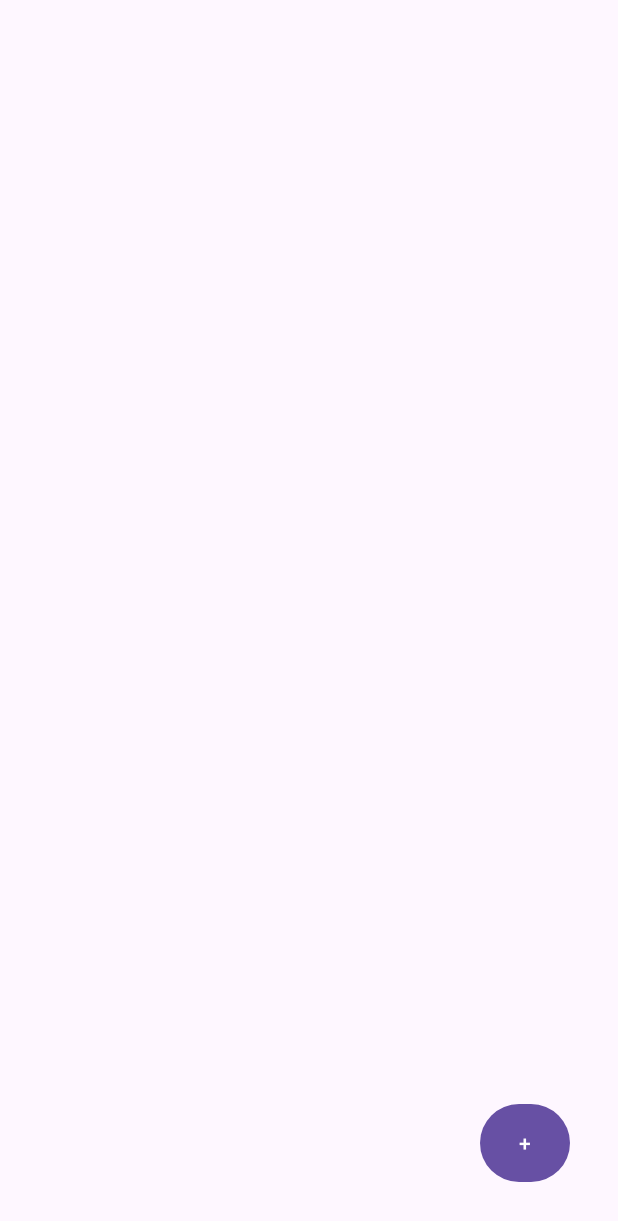
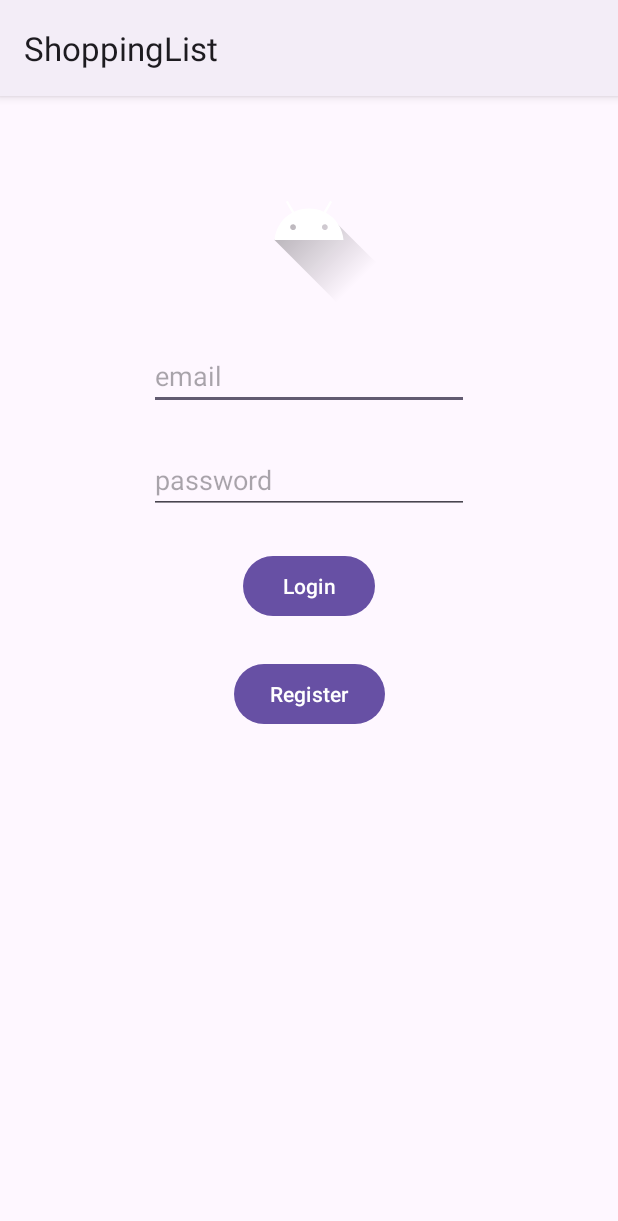
Before and after one commit to lgleto/CMII2324, an Android app: the screen it shows after launch (MainActivity before the commit, LoginActivity after it), on a phone screen of 412 x 824 dp. Shown: the top 1221 px of the screen. Run offline under Robolectric (Android 15) with nearby library versions, the phone set to English and light mode, and no system bars; our stand-ins replace Firebase (no records; nobody signed in at launch, a user with empty details on screens opened directly).

Commit message:
ShoppingList login

```diff
--- a/ShoppinList/app/build.gradle.kts
+++ b/ShoppinList/app/build.gradle.kts
@@ -55,5 +55,6 @@ dependencies {
     implementation(platform("com.google.firebase:firebase-bom:32.5.0"))
     implementation("com.google.firebase:firebase-analytics")
     implementation("com.google.firebase:firebase-firestore")
+    implementation("com.google.firebase:firebase-auth")
 
 }
--- /dev/null
+++ b/ShoppinList/app/src/main/java/ipca/utility/shoppinglist/LoginActivity.kt
@@ -0,0 +1,51 @@
+package ipca.utility.shoppinglist
+
+import android.content.Intent
+import androidx.appcompat.app.AppCompatActivity
+import android.os.Bundle
+import android.util.Log
+import android.widget.Toast
+import com.google.firebase.auth.FirebaseAuth
+import com.google.firebase.auth.ktx.auth
+import com.google.firebase.ktx.Firebase
+import ipca.utility.shoppinglist.databinding.ActivityLoginBinding
+import ipca.utility.shoppinglist.databinding.ActivityShoppongListDetailBinding
+
+class LoginActivity : AppCompatActivity() {
+    private lateinit var binding: ActivityLoginBinding
+    private lateinit var auth: FirebaseAuth
+    override fun onCreate(savedInstanceState: Bundle?) {
+        super.onCreate(savedInstanceState)
+        binding = ActivityLoginBinding.inflate(layoutInflater)
+        setContentView(binding.root)
+
+        auth = Firebase.auth
+
+        binding.buttonLogin.setOnClickListener {
+
+            val email = binding.editTextEmail.text.toString()
+            val password = binding.editTextPassword.text.toString()
+
+            auth.signInWithEmailAndPassword(email, password)
+                .addOnCompleteListener(this) { task ->
+                    if (task.isSuccessful) {
+                        // Sign in success, update UI with the signed-in user's information
+                        Log.d(TAG, "signInWithEmail:success")
+                        val user = auth.currentUser
+                        val intent = Intent(this@LoginActivity, MainActivity::class.java)
+                        startActivity(intent)
+                    } else {
+                        // If sign in fails, display a message to the user.
+                        Log.w(TAG, "signInWithEmail:failure", task.exception)
+                        Toast.makeText(
+                            baseContext,
+                            "Authentication failed.",
+                            Toast.LENGTH_SHORT,
+                        ).show()
+
+                    }
+                }
+        }
+
+    }
+}
--- a/ShoppinList/app/src/main/java/ipca/utility/shoppinglist/MainActivity.kt
+++ b/ShoppinList/app/src/main/java/ipca/utility/shoppinglist/MainActivity.kt
@@ -1,21 +1,15 @@
 package ipca.utility.shoppinglist
 
-import android.app.Activity
 import android.content.Intent
 import androidx.appcompat.app.AppCompatActivity
 import android.os.Bundle
-import android.util.Log
 import android.view.View
 import android.view.ViewGroup
 import android.widget.BaseAdapter
-import androidx.activity.result.contract.ActivityResultContracts
-import androidx.lifecycle.lifecycleScope
 import com.google.firebase.firestore.ktx.firestore
 import com.google.firebase.ktx.Firebase
 import ipca.utility.shoppinglist.databinding.ActivityMainBinding
 import ipca.utility.shoppinglist.databinding.RowListBinding
-import ipca.utility.shoppinglist.databinding.RowProductBinding
-import ipca.utility.shoppinglist.model.Product
 import ipca.utility.shoppinglist.model.ShoppingList
 
 
@@ -33,8 +27,8 @@ class MainActivity : AppCompatActivity() {
         setContentView(binding.root)
         binding.listViewProducts.adapter = adpapter
 
-        binding.buttonAddProduct.setOnClickListener {
-            val intent = Intent(this, ProductDetailActivity::class.java)
+        binding.buttonAddList.setOnClickListener {
+            val intent = Intent(this, ShoppingListDetailActivity::class.java)
             startActivity(intent)
         }
 
--- a/ShoppinList/app/src/main/java/ipca/utility/shoppinglist/ProductActivity.kt
+++ b/ShoppinList/app/src/main/java/ipca/utility/shoppinglist/ProductActivity.kt
@@ -39,13 +39,15 @@ class ProductActivity : AppCompatActivity() {
             }
         }
     }
+
+
     override fun onCreate(savedInstanceState: Bundle?) {
         super.onCreate(savedInstanceState)
         binding = ActivityMainBinding.inflate(layoutInflater)
         setContentView(binding.root)
         binding.listViewProducts.adapter = adpapter
 
-        binding.buttonAddProduct.setOnClickListener {
+        binding.buttonAddList.setOnClickListener {
             val intent = Intent(this, ProductDetailActivity::class.java)
             resultLauncher.launch(intent)
         }
@@ -61,6 +63,8 @@ class ProductActivity : AppCompatActivity() {
             .addOnFailureListener { exception ->
                 Log.w(TAG, "Error getting documents.", exception)
             }
+
+
     }
 
     inner class ProductAdapter : BaseAdapter() {
--- a/ShoppinList/app/src/main/java/ipca/utility/shoppinglist/ProductDetailActivity.kt
+++ b/ShoppinList/app/src/main/java/ipca/utility/shoppinglist/ProductDetailActivity.kt
@@ -18,6 +18,7 @@ class ProductDetailActivity : AppCompatActivity() {
         }
 
     var position : Int = -1
+
     override fun onCreate(savedInstanceState: Bundle?) {
         super.onCreate(savedInstanceState)
         binding = ActivityProductDetailBinding.inflate(layoutInflater)
@@ -45,6 +46,7 @@ class ProductDetailActivity : AppCompatActivity() {
             setResult(RESULT_OK, intent)
             finish()
         }
+
     }
 
     companion object{
--- /dev/null
+++ b/ShoppinList/app/src/main/res/layout/activity_login.xml
@@ -0,0 +1,62 @@
+<?xml version="1.0" encoding="utf-8"?>
+<androidx.constraintlayout.widget.ConstraintLayout xmlns:android="http://schemas.android.com/apk/res/android"
+    xmlns:app="http://schemas.android.com/apk/res-auto"
+    xmlns:tools="http://schemas.android.com/tools"
+    android:layout_width="match_parent"
+    android:layout_height="match_parent"
+    tools:context=".LoginActivity">
+
+    <ImageView
+        android:id="@+id/imageView"
+        android:layout_width="wrap_content"
+        android:layout_height="wrap_content"
+        android:layout_marginTop="32dp"
+        app:layout_constraintEnd_toEndOf="parent"
+        app:layout_constraintStart_toStartOf="parent"
+        app:layout_constraintTop_toTopOf="parent"
+        app:srcCompat="@drawable/ic_launcher_foreground" />
+
+    <EditText
+        android:id="@+id/editTextEmail"
+        android:layout_width="wrap_content"
+        android:layout_height="wrap_content"
+        android:layout_marginTop="24dp"
+        android:ems="10"
+        android:hint="email"
+        android:inputType="text"
+        app:layout_constraintEnd_toEndOf="parent"
+        app:layout_constraintStart_toStartOf="parent"
+        app:layout_constraintTop_toBottomOf="@+id/imageView" />
+
+    <EditText
+        android:id="@+id/editTextPassword"
+        android:layout_width="wrap_content"
+        android:layout_height="wrap_content"
+        android:layout_marginTop="24dp"
+        android:ems="10"
+        android:hint="password"
+        android:inputType="textPassword"
+        app:layout_constraintEnd_toEndOf="parent"
+        app:layout_constraintStart_toStartOf="parent"
+        app:layout_constraintTop_toBottomOf="@+id/editTextEmail" />
+
+    <Button
+        android:id="@+id/buttonLogin"
+        android:layout_width="wrap_content"
+        android:layout_height="wrap_content"
+        android:layout_marginTop="24dp"
+        android:text="Login"
+        app:layout_constraintEnd_toEndOf="parent"
+        app:layout_constraintStart_toStartOf="parent"
+        app:layout_constraintTop_toBottomOf="@+id/editTextPassword" />
+
+    <Button
+        android:id="@+id/buttonRegister"
+        android:layout_width="wrap_content"
+        android:layout_height="wrap_content"
+        android:layout_marginTop="24dp"
+        android:text="Register"
+        app:layout_constraintEnd_toEndOf="parent"
+        app:layout_constraintStart_toStartOf="parent"
+        app:layout_constraintTop_toBottomOf="@+id/buttonLogin" />
+</androidx.constraintlayout.widget.ConstraintLayout>
--- a/ShoppinList/app/src/main/res/layout/activity_main.xml
+++ b/ShoppinList/app/src/main/res/layout/activity_main.xml
@@ -22,7 +22,7 @@
     </ListView>
 
     <Button
-        android:id="@+id/buttonAddProduct"
+        android:id="@+id/buttonAddList"
         android:layout_width="60dp"
         android:layout_height="60dp"
         android:layout_marginEnd="32dp"
--- a/ShoppinList/app/src/main/res/values/themes.xml
+++ b/ShoppinList/app/src/main/res/values/themes.xml
@@ -1,6 +1,6 @@
 <resources xmlns:tools="http://schemas.android.com/tools">
     <!-- Base application theme. -->
-    <style name="Base.Theme.ShoppingList" parent="Theme.Material3.DayNight.NoActionBar">
+    <style name="Base.Theme.ShoppingList" parent="Theme.Material3.DayNight">
         <!-- Customize your light theme here. -->
         <!-- <item name="colorPrimary">@color/my_light_primary</item> -->
     </style>
```
Also changed, not shown: ShoppinList/app/src/main/AndroidManifest.xml (+13 -5 lines), ShoppinList/app/src/main/java/ipca/utility/shoppinglist/ShoppingListDetailActivity.kt (added, +48 -0 lines), ShoppinList/app/src/main/java/ipca/utility/shoppinglist/model/ShoppingList.kt (+7 -0 lines), ShoppinList/app/src/main/res/layout/activity_shoppong_list_detail.xml (added, +42 -0 lines).
